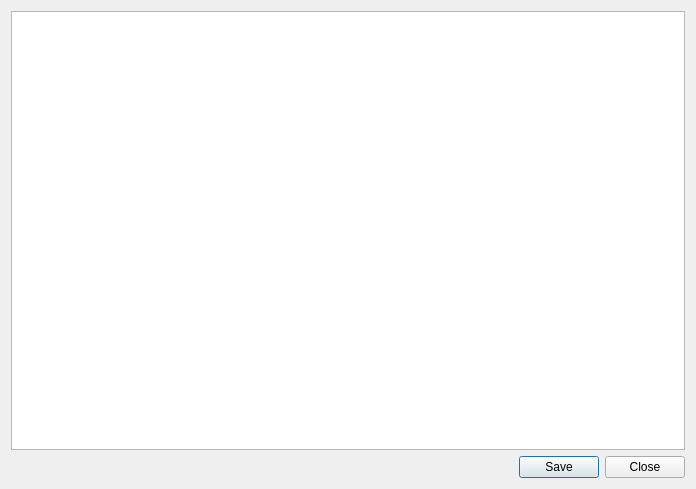
Before: the Qt Designer form views/ui/text_display.ui in ELVIS-Project/vis-framework, drawn with Qt 5.
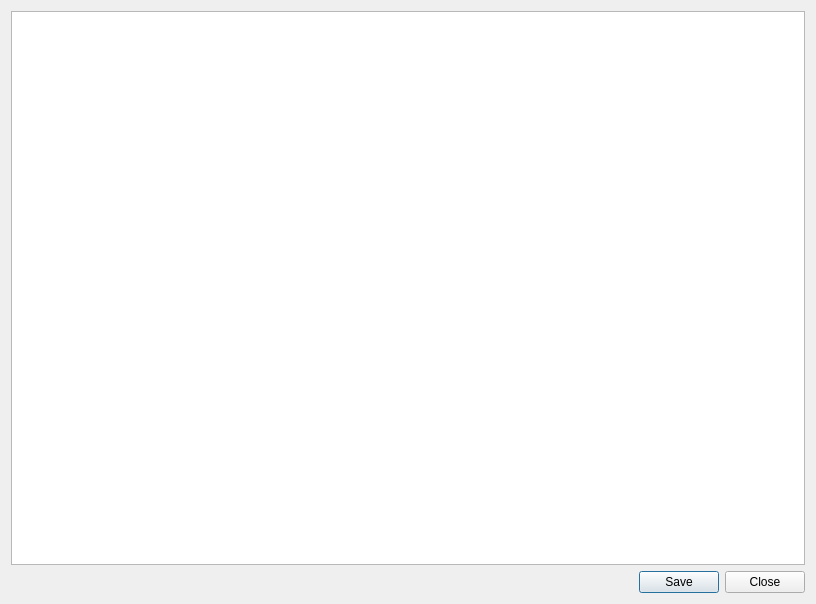
After: the same form once the commit is applied. Icons and pictures are not drawn.

Commit message:
Chart View and Text Display Are now as Similar as Possible
Except for the name, but whatever.

Patch:
```diff
--- a/views/ui/text_display.ui
+++ b/views/ui/text_display.ui
@@ -6,8 +6,8 @@
    <rect>
     <x>0</x>
     <y>0</y>
-    <width>696</width>
-    <height>489</height>
+    <width>816</width>
+    <height>604</height>
    </rect>
   </property>
   <property name="sizePolicy">
@@ -26,11 +26,11 @@
   <property name="modal">
    <bool>false</bool>
   </property>
-  <layout class="QGridLayout" name="gridLayout_2">
-   <item row="0" column="0">
+  <layout class="QVBoxLayout" name="verticalLayout">
+   <item>
     <widget class="QTextBrowser" name="text_browser"/>
    </item>
-   <item row="1" column="0">
+   <item>
     <widget class="QDialogButtonBox" name="buttonBox">
      <property name="standardButtons">
       <set>QDialogButtonBox::Close|QDialogButtonBox::Save</set>
```
Left out of the diff: 35 changed lines with no effect on the pictures. The commit also changes 3 other files.
